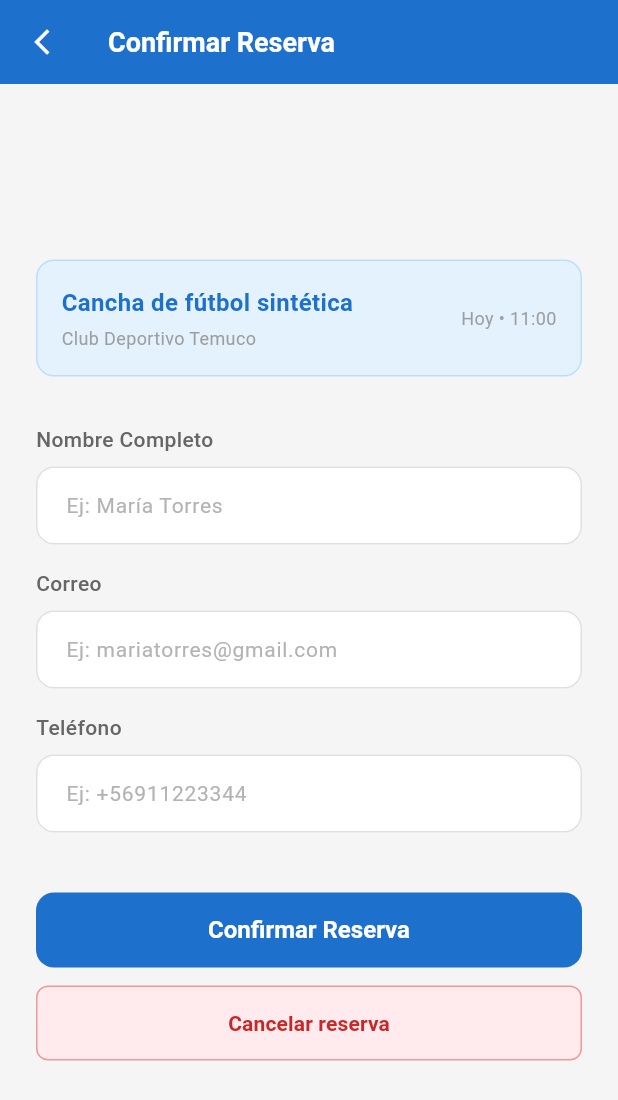
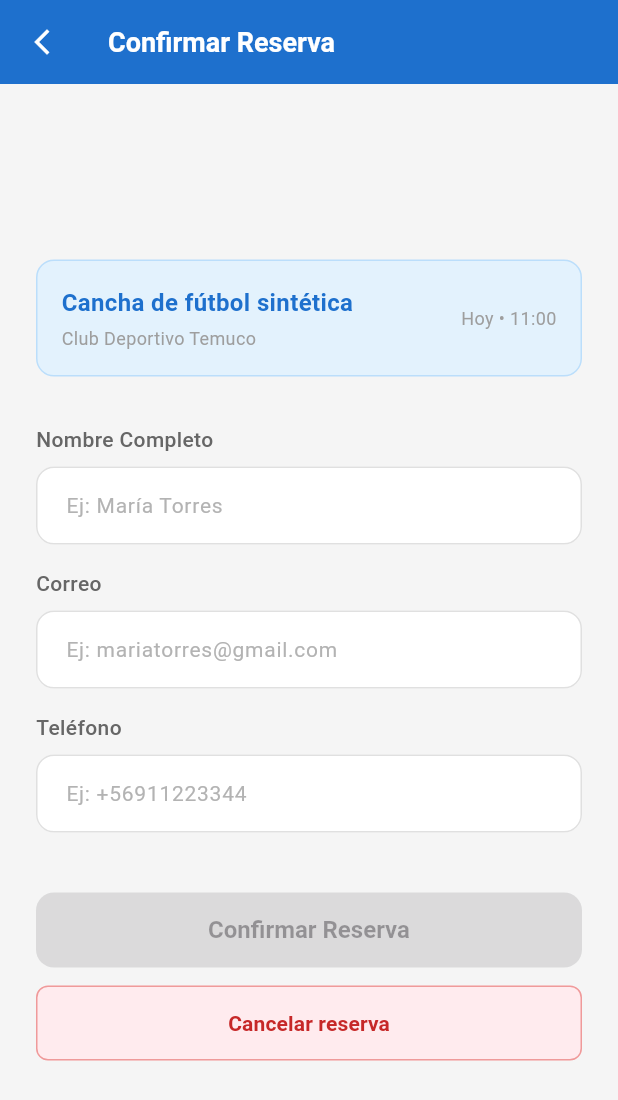
Before and after one commit to SIRE-ORG/SIRE, a Flutter app: the ReservationConfirmScreen screen opened directly with empty values, on a phone screen of 412 x 824 dp. Shown: the top 1100 px of the screen. Run offline on Flutter 3.47's test engine with Material 3 defaults, Android fonts, the phone set to English and light mode, and no system bars; our stand-ins replace dio, equatable, flutter_dotenv, flutter_riverpod, flutter_secure_storage, geocoding and 4 more; accounts and stored records are empty; generated files the repository leaves out were written again; project files that could hold a hidden picture were left out.

Commit message:
fix(ui): validar campos del formulario de confirmar reserva
Los campos nombre/correo/telefono eran decorativos (const, sin controller) y
el boton Confirmar estaba siempre activo. Se agregan controllers, validacion
(nombre y telefono no vacios + email con formato) y el boton se deshabilita
hasta que el formulario sea valido.

```diff
--- a/lib/features/reservations/presentation/screens/reservation_confirm_screen.dart
+++ b/lib/features/reservations/presentation/screens/reservation_confirm_screen.dart
@@ -30,14 +30,51 @@ class ReservationConfirmScreen extends ConsumerStatefulWidget {
 class _ReservationConfirmScreenState
     extends ConsumerState<ReservationConfirmScreen> {
   bool _loading = false;
+  final _nombreCtrl = TextEditingController();
+  final _correoCtrl = TextEditingController();
+  final _telefonoCtrl = TextEditingController();
+
+  @override
+  void initState() {
+    super.initState();
+    for (final c in [_nombreCtrl, _correoCtrl, _telefonoCtrl]) {
+      c.addListener(() => setState(() {}));
+    }
+  }
+
+  @override
+  void dispose() {
+    _nombreCtrl.dispose();
+    _correoCtrl.dispose();
+    _telefonoCtrl.dispose();
+    super.dispose();
+  }
+
+  bool get _emailValido =>
+      RegExp(r'^[^@\s]+@[^@\s]+\.[^@\s]+$').hasMatch(_correoCtrl.text.trim());
+
+  bool get _formValido =>
+      _nombreCtrl.text.trim().isNotEmpty &&
+      _emailValido &&
+      _telefonoCtrl.text.trim().isNotEmpty;
 
   Future<void> _handleConfirm() async {
+    if (!_formValido) {
+      ScaffoldMessenger.of(context).showSnackBar(
+        const SnackBar(
+          content: Text('Completa nombre, correo válido y teléfono'),
+        ),
+      );
+      return;
+    }
     setState(() => _loading = true);
     try {
       final parts = widget.time.contains('-')
           ? widget.time.split('-')
           : [widget.time, widget.time];
-      await ref.read(reservationActionNotifierProvider.notifier).create(
+      await ref
+          .read(reservationActionNotifierProvider.notifier)
+          .create(
             params: CreateReservationParams(
               publicationId: widget.id,
               date: widget.date,
@@ -270,29 +307,36 @@ class _ReservationConfirmScreenState
                         ),
                       ),
                       const SizedBox(height: 32),
-                      const CustomTextField(
+                      CustomTextField(
                         label: 'Nombre Completo',
                         hintText: 'Ej: María Torres',
+                        controller: _nombreCtrl,
                       ),
                       const SizedBox(height: 16),
-                      const CustomTextField(
+                      CustomTextField(
                         label: 'Correo',
                         hintText: 'Ej: mariatorres@gmail.com',
                         keyboardType: TextInputType.emailAddress,
+                        controller: _correoCtrl,
                       ),
                       const SizedBox(height: 16),
-                      const CustomTextField(
+                      CustomTextField(
                         label: 'Teléfono',
                         hintText: 'Ej: +56911223344',
                         keyboardType: TextInputType.phone,
+                        controller: _telefonoCtrl,
                       ),
                       const SizedBox(height: 40),
                       SizedBox(
                         width: double.infinity,
                         height: 50,
                         child: CustomButton(
-                          text: _loading ? 'Confirmando...' : 'Confirmar Reserva',
-                          onPressed: _loading ? null : _handleConfirm,
+                          text: _loading
+                              ? 'Confirmando...'
+                              : 'Confirmar Reserva',
+                          onPressed: (_loading || !_formValido)
+                              ? null
+                              : _handleConfirm,
                         ),
                       ),
                       const SizedBox(height: 12),
```
